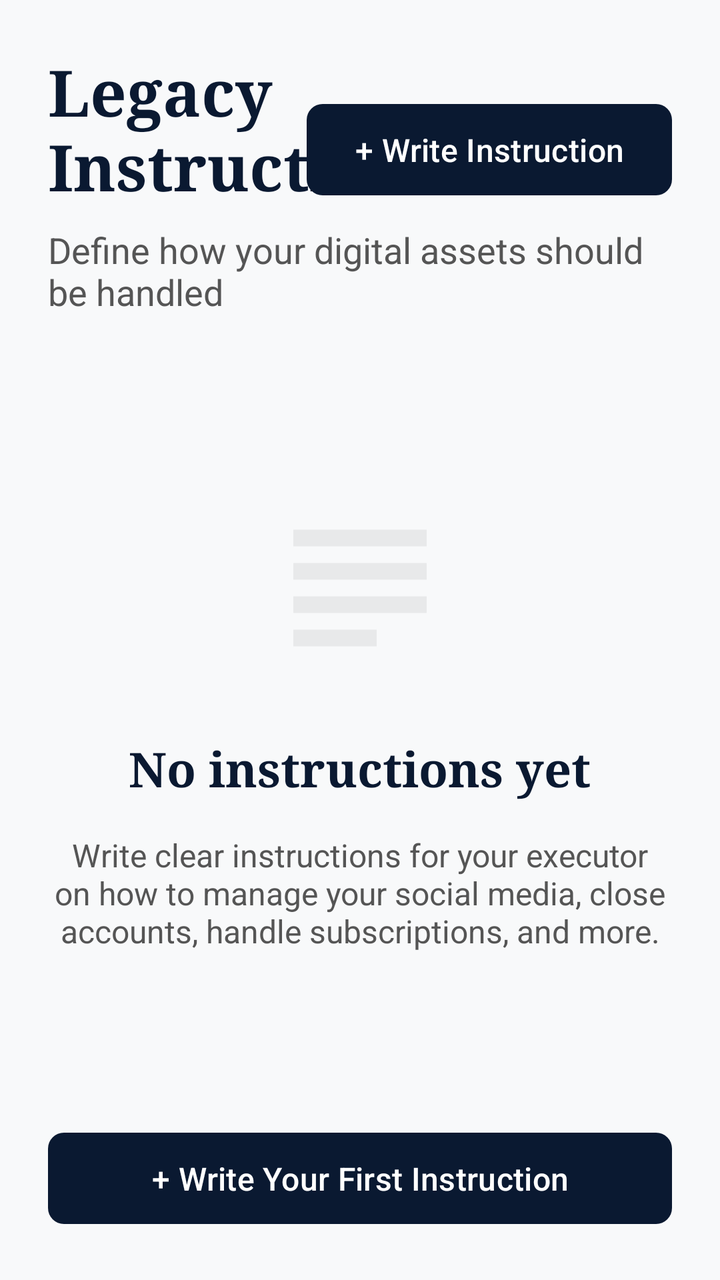
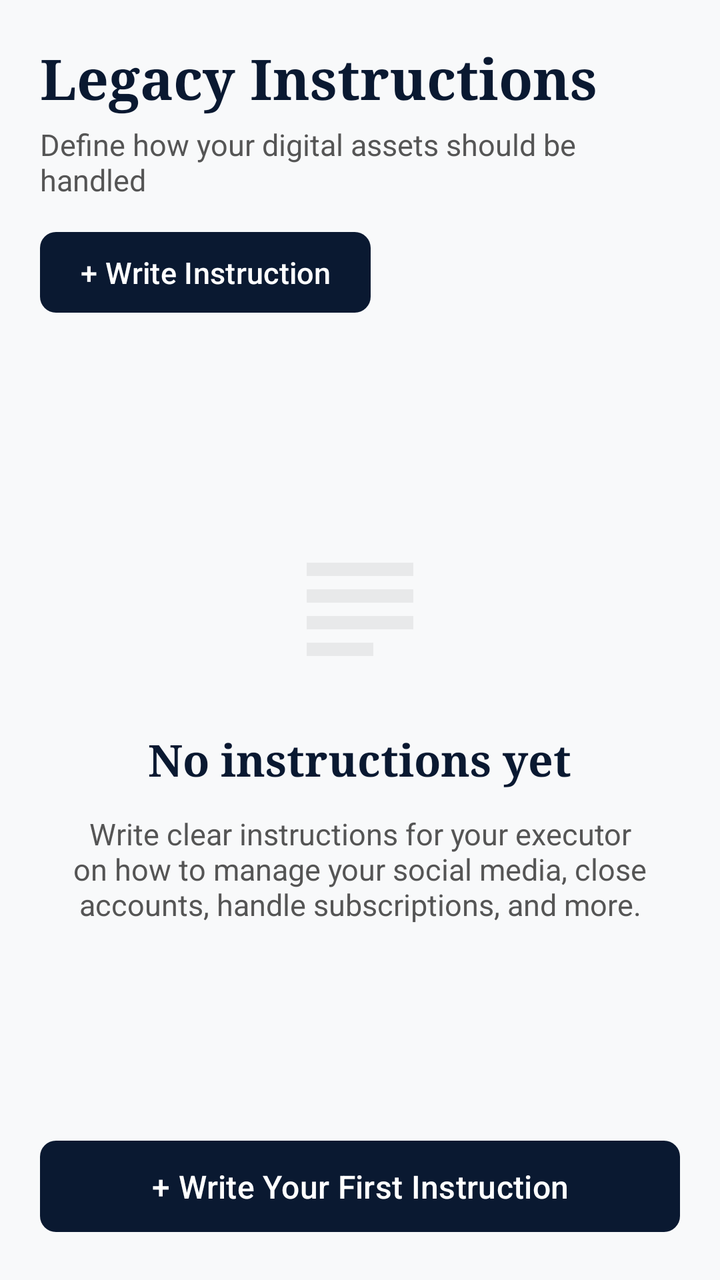

Compare the two renders of this Android layout. The source of the first and the diff that turns it into the second are given below.
<!-- AndroidManifest.xml: application theme Theme.LegacyVaultSystem -->
<!-- res/layout/fragment_instructions.xml -->
<?xml version="1.0" encoding="utf-8"?>
<androidx.constraintlayout.widget.ConstraintLayout xmlns:android="http://schemas.android.com/apk/res/android"
    xmlns:app="http://schemas.android.com/apk/res-auto"
    android:layout_width="match_parent"
    android:layout_height="match_parent"
    android:background="@color/background_light"
    android:padding="24dp">

    <TextView
        android:id="@+id/tv_title"
        android:layout_width="wrap_content"
        android:layout_height="wrap_content"
        android:fontFamily="serif"
        android:text="Legacy Instructions"
        android:textColor="@color/primary_dark_blue"
        android:textSize="32sp"
        android:textStyle="bold"
        app:layout_constraintStart_toStartOf="parent"
        app:layout_constraintTop_toTopOf="parent" />

    <TextView
        android:id="@+id/tv_subtitle"
        android:layout_width="match_parent"
        android:layout_height="wrap_content"
        android:layout_marginTop="8dp"
        android:text="Define how your digital assets should be handled"
        android:textColor="@color/text_secondary"
        android:textSize="18sp"
        app:layout_constraintTop_toBottomOf="@id/tv_title" />

    <com.google.android.material.button.MaterialButton
        android:id="@+id/btnAddInstruction"
        android:layout_width="wrap_content"
        android:layout_height="wrap_content"
        android:layout_marginTop="24dp"
        android:paddingStart="24dp"
        android:paddingTop="12dp"
        android:paddingEnd="24dp"
        android:paddingBottom="12dp"
        android:text="+ Write Instruction"
        android:textAllCaps="false"
        android:textColor="@color/white"
        android:textSize="16sp"
        app:backgroundTint="@color/primary_dark_blue"
        app:cornerRadius="8dp"
        app:layout_constraintEnd_toEndOf="parent"
        app:layout_constraintTop_toTopOf="parent" />

    <LinearLayout
        android:id="@+id/layout_empty_state"
        android:layout_width="match_parent"
        android:layout_height="wrap_content"
        android:gravity="center"
        android:orientation="vertical"
        app:layout_constraintBottom_toTopOf="@id/btn_add_first"
        app:layout_constraintTop_toBottomOf="@id/tv_subtitle">

        <ImageView
            android:layout_width="100dp"
            android:layout_height="100dp"
            android:alpha="0.1"
            android:src="@drawable/ic_list_outline"
            app:tint="@color/text_secondary" />

        <TextView
            android:layout_width="wrap_content"
            android:layout_height="wrap_content"
            android:layout_marginTop="24dp"
            android:fontFamily="serif"
            android:text="No instructions yet"
            android:textColor="@color/primary_dark_blue"
            android:textSize="24sp"
            android:textStyle="bold" />

        <TextView
            android:layout_width="match_parent"
            android:layout_height="wrap_content"
            android:layout_marginTop="16dp"
            android:gravity="center"
            android:text="Write clear instructions for your executor on how to manage your social media, close accounts, handle subscriptions, and more."
            android:textColor="@color/text_secondary"
            android:textSize="16sp" />

    </LinearLayout>

    <LinearLayout
        android:id="@+id/layout_instructions_list"
        android:layout_width="match_parent"
        android:layout_height="0dp"
        android:layout_marginTop="24dp"
        android:orientation="vertical"
        android:visibility="gone"
        app:layout_constraintBottom_toBottomOf="parent"
        app:layout_constraintTop_toBottomOf="@id/tv_subtitle" />

    <com.google.android.material.button.MaterialButton
        android:id="@+id/btn_add_first"
        android:layout_width="match_parent"
        android:layout_height="wrap_content"
        android:paddingTop="12dp"
        android:paddingBottom="12dp"
        android:text="+ Write Your First Instruction"
        android:textAllCaps="false"
        android:textColor="@color/white"
        android:textSize="16sp"
        app:backgroundTint="@color/primary_dark_blue"
        app:cornerRadius="8dp"
        app:layout_constraintBottom_toBottomOf="parent" />

</androidx.constraintlayout.widget.ConstraintLayout>
<!-- resources referenced by this layout -->
<resources>
  <color name="background_light">#F8F9FA</color>
  <color name="primary_dark_blue">#0A1931</color>
  <color name="text_secondary">#555555</color>
  <color name="white">#FFFFFFFF</color>
  <!-- drawable ic_list_outline (drawable) -->
  <vector xmlns:android="http://schemas.android.com/apk/res/android"
      android:width="24dp"
      android:height="24dp"
      android:viewportWidth="24"
      android:viewportHeight="24">
      <path
          android:fillColor="#000000"
          android:pathData="M14,17H4v2h10v-2zM20,9H4v2h16V9zM20,5H4v2h16V5zM20,13H4v2h16v-2z" />
  </vector>
  <style name="Theme.LegacyVaultSystem" parent="Base.Theme.LegacyVaultSystem" />
  <style name="Base.Theme.LegacyVaultSystem" parent="Theme.Material3.DayNight.NoActionBar">
          
          <item name="colorPrimary">@color/primary_dark_blue</item>
          <item name="colorSecondary">@color/accent_gold</item>
          <item name="android:statusBarColor">@color/primary_dark_blue</item>
      </style>
  <color name="accent_gold">#D4AF37</color>
</resources>

<!-- the commit's change to res/layout/fragment_instructions.xml (unified diff, before → after) -->
@@ -4,47 +4,51 @@
     android:layout_width="match_parent"
     android:layout_height="match_parent"
     android:background="@color/background_light"
-    android:padding="24dp">
+    android:padding="20dp">
 
-    <TextView
-        android:id="@+id/tv_title"
-        android:layout_width="wrap_content"
-        android:layout_height="wrap_content"
-        android:fontFamily="serif"
-        android:text="Legacy Instructions"
-        android:textColor="@color/primary_dark_blue"
-        android:textSize="32sp"
-        android:textStyle="bold"
-        app:layout_constraintStart_toStartOf="parent"
-        app:layout_constraintTop_toTopOf="parent" />
-
-    <TextView
-        android:id="@+id/tv_subtitle"
+    <LinearLayout
+        android:id="@+id/layout_header"
         android:layout_width="match_parent"
         android:layout_height="wrap_content"
-        android:layout_marginTop="8dp"
-        android:text="Define how your digital assets should be handled"
-        android:textColor="@color/text_secondary"
-        android:textSize="18sp"
-        app:layout_constraintTop_toBottomOf="@id/tv_title" />
+        android:orientation="vertical"
+        app:layout_constraintStart_toStartOf="parent"
+        app:layout_constraintTop_toTopOf="parent">
 
-    <com.google.android.material.button.MaterialButton
-        android:id="@+id/btnAddInstruction"
-        android:layout_width="wrap_content"
-        android:layout_height="wrap_content"
-        android:layout_marginTop="24dp"
-        android:paddingStart="24dp"
-        android:paddingTop="12dp"
-        android:paddingEnd="24dp"
-        android:paddingBottom="12dp"
-        android:text="+ Write Instruction"
-        android:textAllCaps="false"
-        android:textColor="@color/white"
-        android:textSize="16sp"
-        app:backgroundTint="@color/primary_dark_blue"
-        app:cornerRadius="8dp"
-        app:layout_constraintEnd_toEndOf="parent"
-        app:layout_constraintTop_toTopOf="parent" />
+        <TextView
+            android:id="@+id/tv_title"
+            android:layout_width="wrap_content"
+            android:layout_height="wrap_content"
+            android:fontFamily="serif"
+            android:text="Legacy Instructions"
+            android:textColor="@color/primary_dark_blue"
+            android:textSize="28sp"
+            android:textStyle="bold" />
+
+        <TextView
+            android:id="@+id/tv_subtitle"
+            android:layout_width="match_parent"
+            android:layout_height="wrap_content"
+            android:layout_marginTop="4dp"
+            android:text="Define how your digital assets should be handled"
+            android:textColor="@color/text_secondary"
+            android:textSize="15sp" />
+
+        <com.google.android.material.button.MaterialButton
+            android:id="@+id/btnAddInstruction"
+            android:layout_width="wrap_content"
+            android:layout_height="wrap_content"
+            android:layout_marginTop="12dp"
+            android:paddingStart="20dp"
+            android:paddingTop="10dp"
+            android:paddingEnd="20dp"
+            android:paddingBottom="10dp"
+            android:text="+ Write Instruction"
+            android:textAllCaps="false"
+            android:textColor="@color/white"
+            android:textSize="15sp"
+            app:backgroundTint="@color/primary_dark_blue"
+            app:cornerRadius="8dp" />
+    </LinearLayout>
 
     <LinearLayout
         android:id="@+id/layout_empty_state"
@@ -53,11 +57,11 @@
         android:gravity="center"
         android:orientation="vertical"
         app:layout_constraintBottom_toTopOf="@id/btn_add_first"
-        app:layout_constraintTop_toBottomOf="@id/tv_subtitle">
+        app:layout_constraintTop_toBottomOf="@id/layout_header">
 
         <ImageView
-            android:layout_width="100dp"
-            android:layout_height="100dp"
+            android:layout_width="80dp"
+            android:layout_height="80dp"
             android:alpha="0.1"
             android:src="@drawable/ic_list_outline"
             app:tint="@color/text_secondary" />
@@ -65,21 +69,21 @@
         <TextView
             android:layout_width="wrap_content"
             android:layout_height="wrap_content"
-            android:layout_marginTop="24dp"
+            android:layout_marginTop="20dp"
             android:fontFamily="serif"
             android:text="No instructions yet"
             android:textColor="@color/primary_dark_blue"
-            android:textSize="24sp"
+            android:textSize="22sp"
             android:textStyle="bold" />
 
         <TextView
             android:layout_width="match_parent"
             android:layout_height="wrap_content"
-            android:layout_marginTop="16dp"
+            android:layout_marginTop="12dp"
             android:gravity="center"
             android:text="Write clear instructions for your executor on how to manage your social media, close accounts, handle subscriptions, and more."
             android:textColor="@color/text_secondary"
-            android:textSize="16sp" />
+            android:textSize="15sp" />
 
     </LinearLayout>
 
@@ -87,11 +91,11 @@
         android:id="@+id/layout_instructions_list"
         android:layout_width="match_parent"
         android:layout_height="0dp"
-        android:layout_marginTop="24dp"
+        android:layout_marginTop="16dp"
         android:orientation="vertical"
         android:visibility="gone"
         app:layout_constraintBottom_toBottomOf="parent"
-        app:layout_constraintTop_toBottomOf="@id/tv_subtitle" />
+        app:layout_constraintTop_toBottomOf="@id/layout_header" />
 
     <com.google.android.material.button.MaterialButton
         android:id="@+id/btn_add_first"
